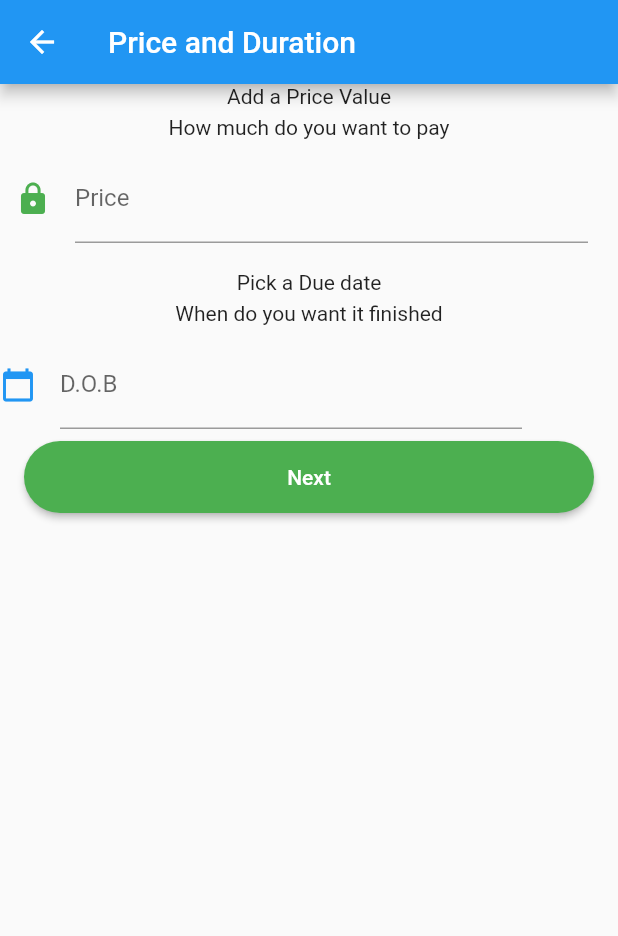
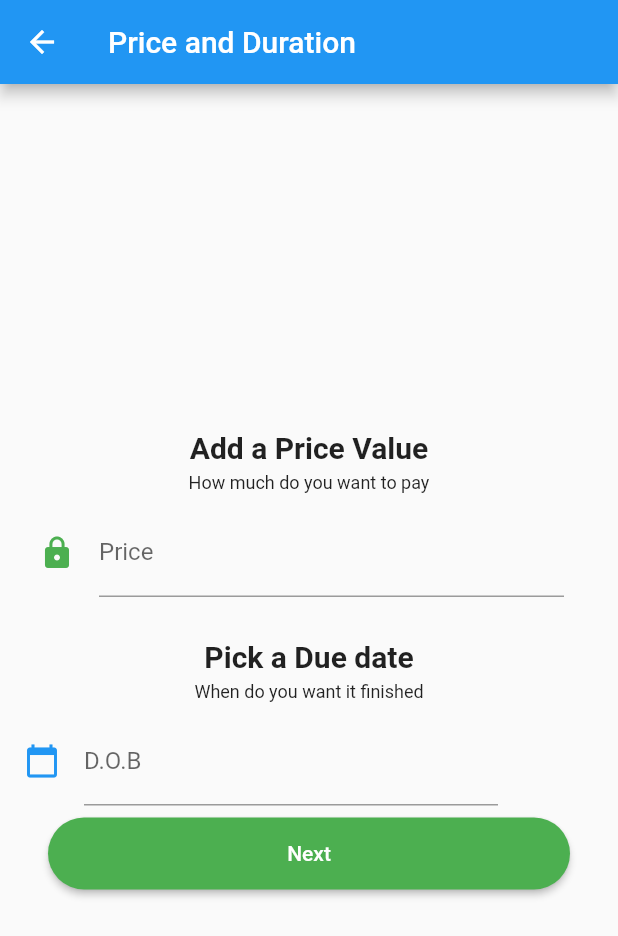
Before and after one commit to kudak3/piggy_pennies, a Flutter app: the ChorePrice screen opened directly, on a phone screen of 412 x 824 dp. Shown: the top 936 px of the screen. Run offline on Flutter 3.47's test engine with Material 2 defaults, Android fonts, the phone set to English and light mode, and no system bars; our stand-ins replace cloud_firestore, firebase_auth, fluttertoast, font_awesome_flutter, get_it; accounts and stored records are empty; generated files the repository leaves out were written again.

Commit message:
add chore

```diff
--- a/lib/model/chore.dart
+++ b/lib/model/chore.dart
@@ -13,6 +13,7 @@ class Chore{
   String dueDate;
   String frequency;
   String photoUrl;
+  String notes;
 
 
 
@@ -23,6 +24,7 @@ class Chore{
       this.dueDate,
       this.frequency,
       this.photoUrl,
+      this.notes,
 
      });
 
--- a/lib/ui/parent/chore_price.dart
+++ b/lib/ui/parent/chore_price.dart
@@ -10,11 +10,10 @@ class ChorePrice extends StatefulWidget {
 }
 
 class _ChorePriceState extends State<ChorePrice> {
-
   var selectedDate;
   DateTime date;
   DateTime birthDate;
-  String choreName,price;
+  String choreName, price;
 
   @override
   Widget build(BuildContext context) {
@@ -23,14 +22,20 @@ class _ChorePriceState extends State<ChorePrice> {
       appBar: AppBar(
         title: Text('Price and Duration'),
       ),
-      body: SingleChildScrollView(
+      body: Container(
+        alignment: Alignment.center,
+        margin: const EdgeInsets.only(
+            top: 10, left: 16.0, right: 16.0, bottom: 10.0),
+        child: SingleChildScrollView(
           child: Form(
             key: _formKey,
             child: Column(
               children: <Widget>[
-              Text('Add a Price Value'),
+                Text('Add a Price Value',
+                    style:
+                        TextStyle(fontWeight: FontWeight.bold, fontSize: 20)),
                 SizedBox(height: 5.0),
-              Text('How much do you want to pay'),
+                Text('How much do you want to pay',style: TextStyle(fontSize: 12),),
                 SizedBox(height: 10.0),
                 Padding(
                   padding: const EdgeInsets.fromLTRB(10.0, 0.0, 20.0, 8.0),
@@ -46,10 +51,16 @@ class _ChorePriceState extends State<ChorePrice> {
                         hintText: "Enter Amount"),
                   ),
                 ),
-              SizedBox(height: 10.0),
-              Text('Pick a Due date'),
+                SizedBox(height: 20.0),
+                Text(
+                  'Pick a Due date',
+                  style: TextStyle(fontWeight: FontWeight.bold, fontSize: 20),
+                ),
                 SizedBox(height: 5.0),
-              Text('When do you want it finished'),
+                Text(
+                  'When do you want it finished',
+                  style: TextStyle(fontSize: 12),
+                ),
                 SizedBox(
                   height: 10.0,
                 ),
@@ -83,7 +94,9 @@ class _ChorePriceState extends State<ChorePrice> {
                       borderRadius: BorderRadius.circular(30.0),
                     ),
                   ),
-            ),],
+                ),
+              ],
+            ),
           ),
         ),
       ),
@@ -107,7 +120,9 @@ class _ChorePriceState extends State<ChorePrice> {
     Navigator.push(
       context,
       MaterialPageRoute(
-        builder: (_) => AddChore(choreName:widget.chorename,price:price,dueDate:selectedDate),),
+        builder: (_) => AddChore(
+            choreName: widget.chorename, price: price, dueDate: selectedDate),
+      ),
     );
   }
 }
```
Also changed, not shown: lib/service.dart/firestore_service.dart (+17 -0 lines), lib/ui/parent/complete_chore_addition.dart (+148 -33 lines), lib/model/chore.g.dart. Lines whose indentation alone changed are shown as unchanged.
